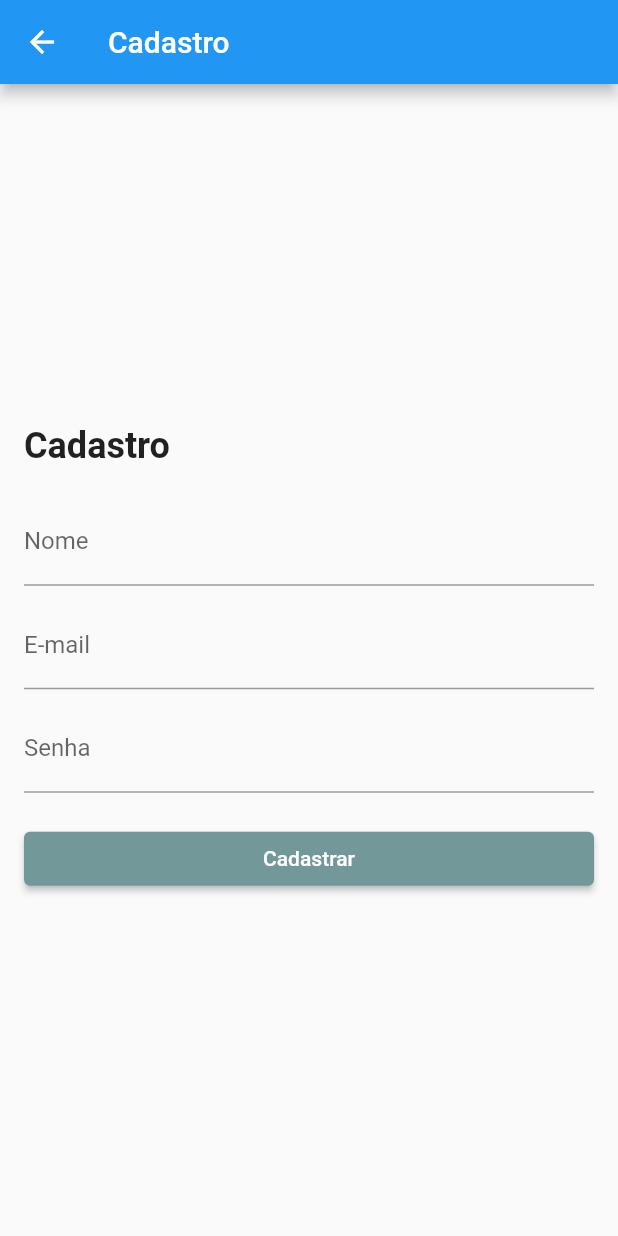
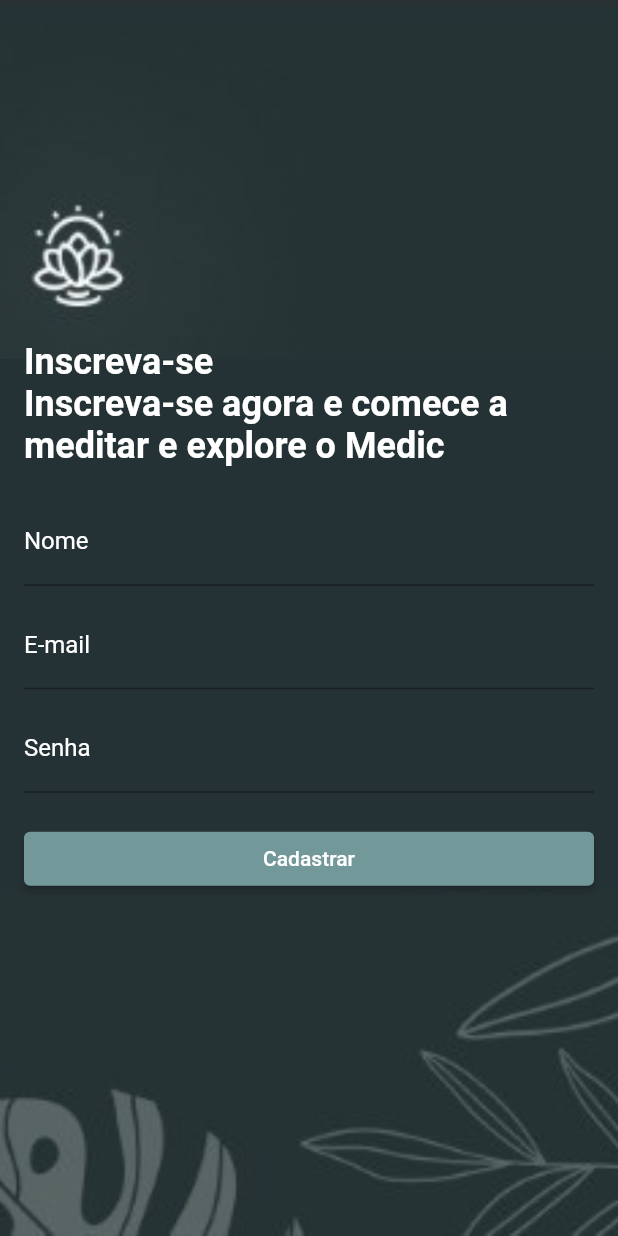
Before and after one commit to cessartoledo/medic_meditation02, a Flutter app: the CadastroScreen screen opened directly, on a phone screen of 412 x 824 dp. Run offline on Flutter 3.47's test engine with Material 2 defaults, Android fonts, the light colour scheme and no system bars.

Commit message:
alteracoes tela login para acessar cadastro e criaçao tela principal

```diff
--- a/medic_meditation/lib/CadastroScreen.dart
+++ b/medic_meditation/lib/CadastroScreen.dart
@@ -1,36 +1,60 @@
 import 'package:flutter/material.dart';
-
 
 class CadastroScreen extends StatelessWidget {
   @override
   Widget build(BuildContext context) {
     return Scaffold(
-      appBar: AppBar(
-        title: Text('Cadastro'), // Título da tela de cadastro
+      appBar: null, // Remova o AppBar
+      body: Stack(
+        children: <Widget>[
+          // Imagem de fundo
+          Image.asset(
+            'assets/imagens/fundo01.png', //  imagem de fundo
+            fit: BoxFit.cover,
+            width: double.infinity,
+            height: double.infinity,
           ),
-      body: Padding(
+
+          // Conteúdo do formulário
+          Padding(
             padding: const EdgeInsets.all(16.0),
             child: Column(
               mainAxisAlignment: MainAxisAlignment.center,
               crossAxisAlignment: CrossAxisAlignment.stretch,
               children: <Widget>[
                 Text(
-              'Cadastro',
+                  'Inscreva-se ', // Texto acima do campo "Nome"
                   style: TextStyle(
                     fontSize: 24.0,
                     fontWeight: FontWeight.bold,
+                    color: Colors.white, // Cor do texto "Inscrever-se"
+                  ),
+                ),
+
+                Text(
+                  'Inscreva-se agora e comece a meditar e explore o Medic',
+                  style: TextStyle(
+                    fontSize: 24.0,
+                    fontWeight: FontWeight.bold,
+                    color: Colors.white, // Cor do texto "Inscrever-se"
                   ),
                 ),
                 SizedBox(height: 20.0),
                 TextField(
                   decoration: InputDecoration(
                     labelText: 'Nome',
+                    labelStyle: TextStyle(
+                            color: Colors.white, // Cor do texto do rótulo (label)
+                          ),
                   ),
                 ),
                 SizedBox(height: 10.0),
                 TextField(
                   decoration: InputDecoration(
                     labelText: 'E-mail',
+                    labelStyle: TextStyle(
+                            color: Colors.white, // Cor do texto do rótulo (label)
+                          ),
                   ),
                 ),
                 SizedBox(height: 10.0),
@@ -38,6 +62,10 @@ class CadastroScreen extends StatelessWidget {
                   obscureText: true,
                   decoration: InputDecoration(
                     labelText: 'Senha',
+                    labelStyle: TextStyle(
+                            color: Colors.white, // Cor do texto do rótulo (label)
+                          ),
+
                   ),
                 ),
                 SizedBox(height: 20.0),
@@ -61,6 +89,8 @@ class CadastroScreen extends StatelessWidget {
               ],
             ),
           ),
+        ],
+      ),
     );
   }
 }
```
Also changed, not shown: medic_meditation/lib/pg_login.dart (+7 -5 lines), medic_meditation/lib/pg_principal.dart (added, +218 -0 lines), 1 other file. Lines whose indentation alone changed are shown as unchanged.
